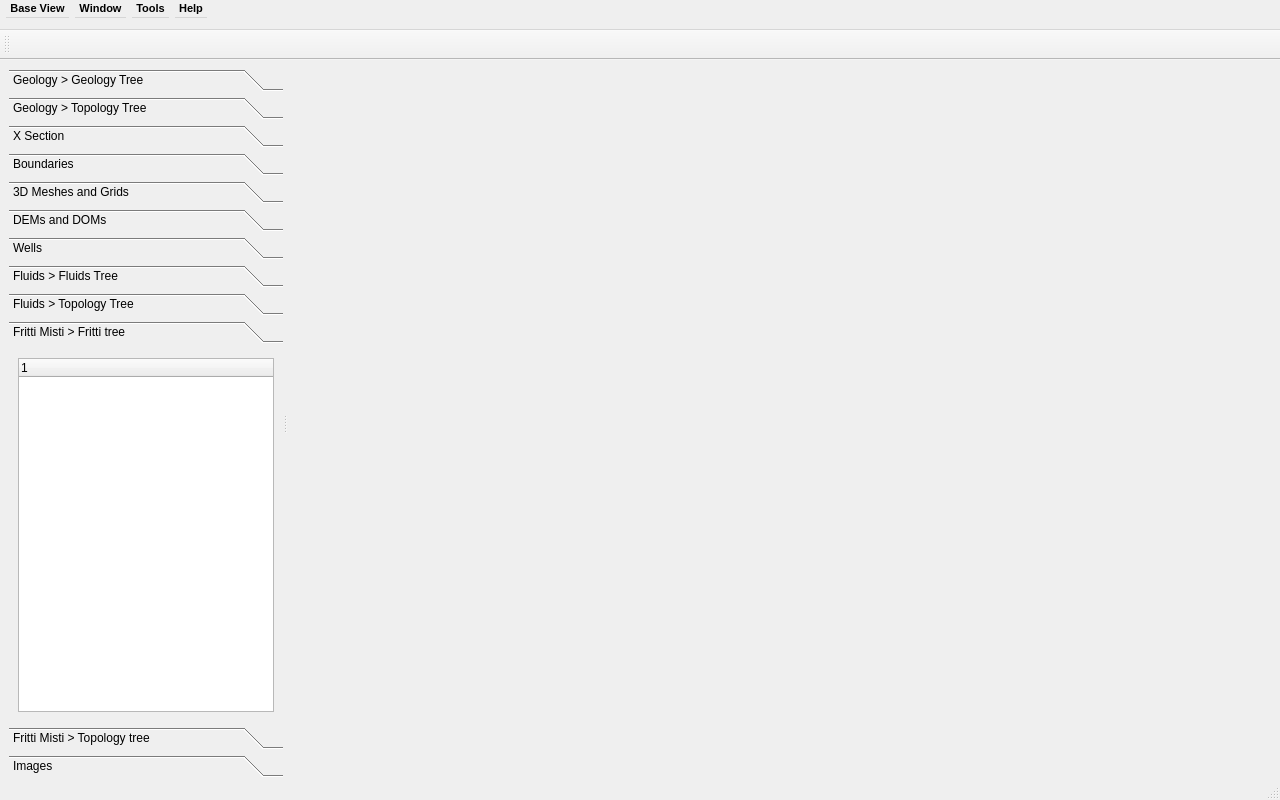
gecos-lab/PZero, file gui/base_view_window.ui: the form before one commit.
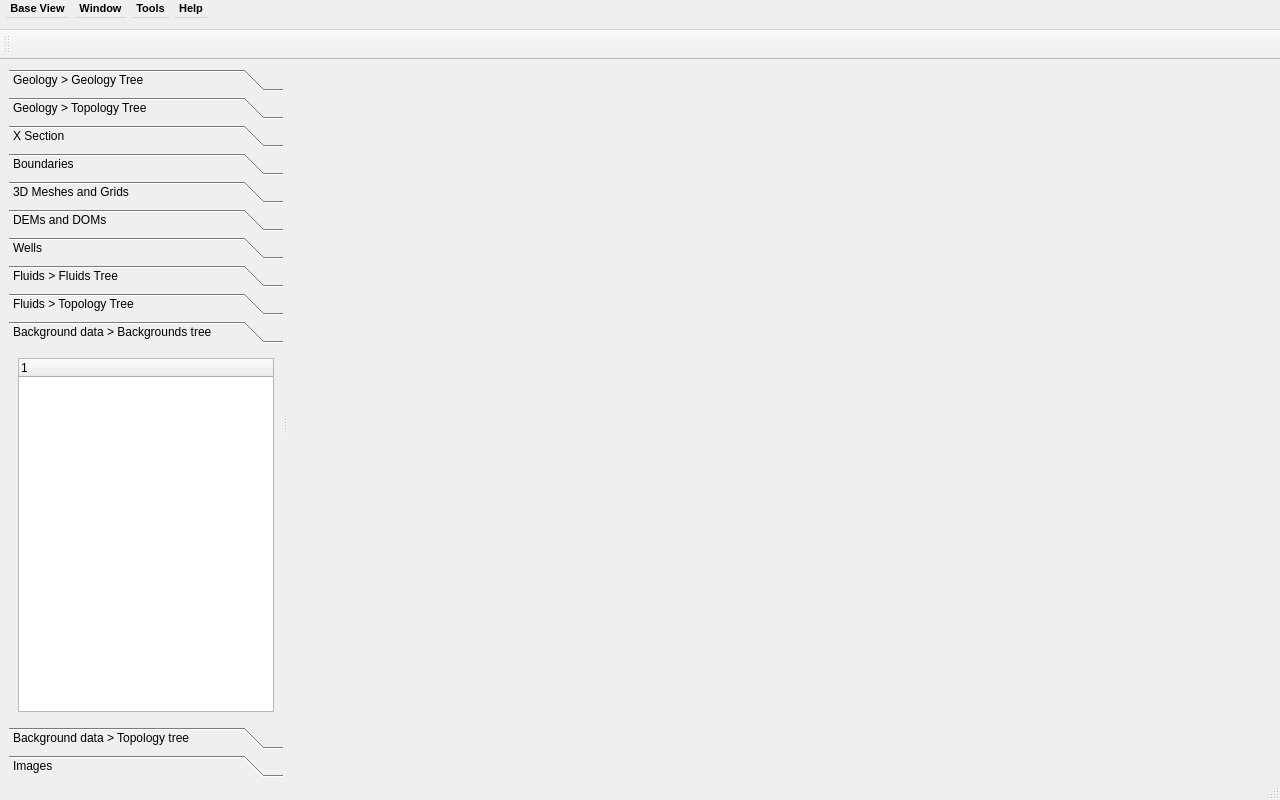
The form after the commit. The open tabs and pages were chosen to show the change.

Commit message: Replaced Fritti Misti with Background data

What changed in the file:
```diff
--- a/gui/base_view_window.ui
+++ b/gui/base_view_window.ui
@@ -533,7 +533,7 @@
        </widget>
        <widget class="QWidget" name="FrittiTreePage">
         <attribute name="label">
-         <string>Fritti Misti &gt; Fritti tree</string>
+         <string>Background data &gt; Backgrounds tree</string>
         </attribute>
         <layout class="QVBoxLayout" name="verticalLayout_12">
          <item>
@@ -549,7 +549,7 @@
        </widget>
        <widget class="QWidget" name="FrittiTopologyTree">
         <attribute name="label">
-         <string>Fritti Misti &gt; Topology tree</string>
+         <string>Background data &gt; Topology tree</string>
         </attribute>
         <layout class="QVBoxLayout" name="verticalLayout_13">
          <item>
```
Left out of the diff: 66 changed lines with no effect on the pictures. The commit also changes 14 other files.
